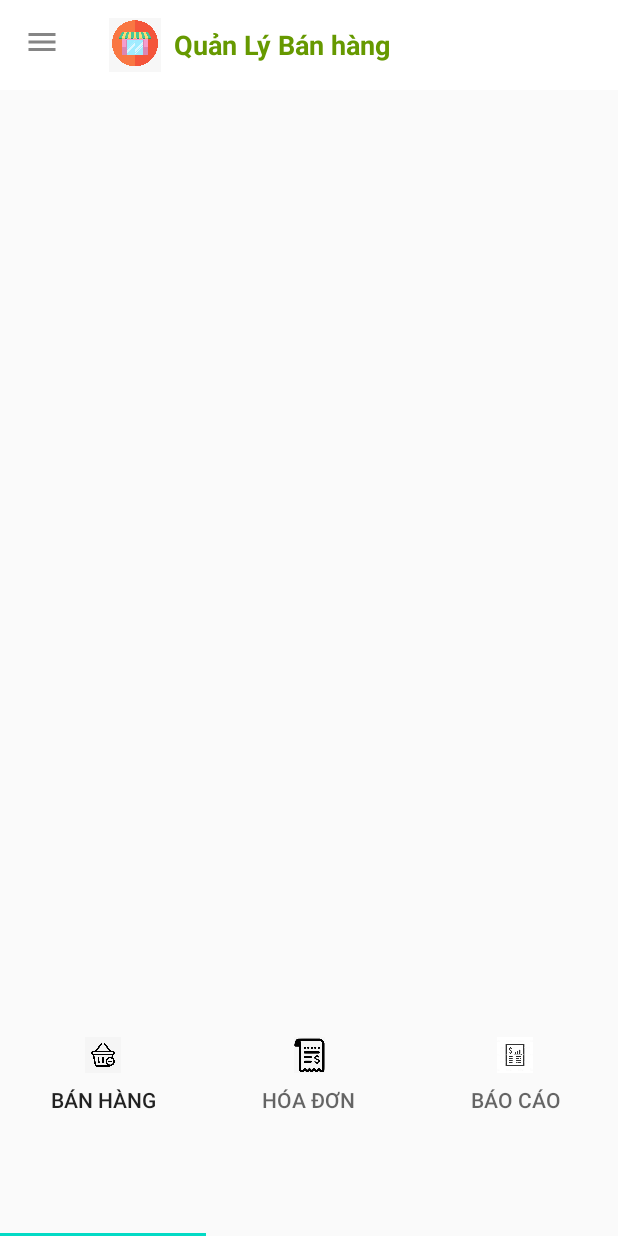
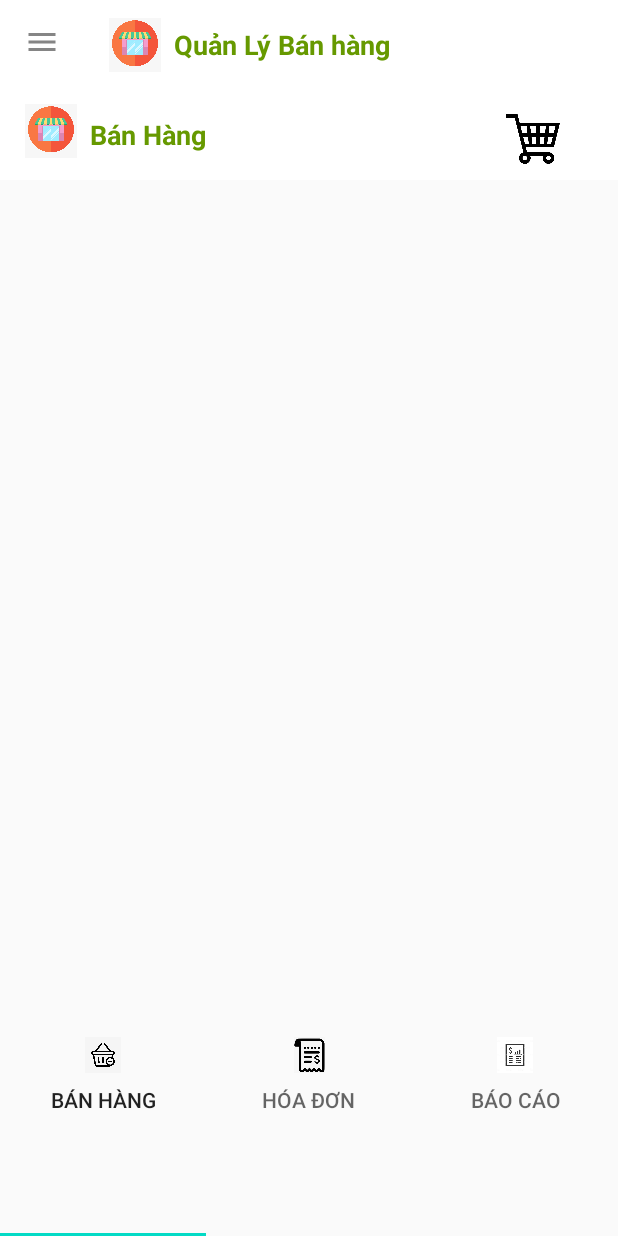
Before and after one commit to nduc99911/DuAn1Android, an Android app: the FragmentBanHang screen opened directly, with no data from a screen before it, on a phone screen of 412 x 824 dp. Run offline under Robolectric (Android 15) with nearby library versions, the phone set to English and light mode, and no system bars; 2 statements that could not run were skipped.

Commit message:
commit 3

```diff
--- a/app/src/main/java/com/example/duan1android/Fragment/FragmentBanHang.java
+++ b/app/src/main/java/com/example/duan1android/Fragment/FragmentBanHang.java
@@ -2,6 +2,8 @@ package com.example.duan1android.Fragment;
 
 import android.os.Bundle;
 
+import androidx.appcompat.app.AppCompatActivity;
+import androidx.appcompat.widget.Toolbar;
 import androidx.fragment.app.Fragment;
 
 import android.view.LayoutInflater;
@@ -12,7 +14,7 @@ import com.example.duan1android.R;
 
 
 public class FragmentBanHang extends Fragment {
-
+    androidx.appcompat.widget.Toolbar toolbar;
 
     public FragmentBanHang() {
         // Required empty public constructor
@@ -25,6 +27,8 @@ public class FragmentBanHang extends Fragment {
                              Bundle savedInstanceState) {
         // Inflate the layout for this fragment
        View view=inflater.inflate(R.layout.fragment_ban_hang, container, false);
+       toolbar=(Toolbar)view.findViewById(R.id.toolbar_ban_hang);
+        ((AppCompatActivity)getActivity()).setSupportActionBar(toolbar);
        return view;
     }
 }
--- a/app/src/main/res/layout/activity_login.xml
+++ b/app/src/main/res/layout/activity_login.xml
@@ -10,7 +10,7 @@
 
     <include
         layout="@layout/custom_toolbar"
-        android:alpha="1"></include>
+        ></include>
 
 
     <TextView
--- /dev/null
+++ b/app/src/main/res/layout/custom_toolbar_ban_hang.xml
@@ -0,0 +1,38 @@
+<?xml version="1.0" encoding="utf-8"?>
+<androidx.appcompat.widget.Toolbar
+    android:id="@+id/toolbar_ban_hang"
+    xmlns:android = "http://schemas.android.com/apk/res/android"
+    android:layout_height ="60dp"
+    android:background = "#FFFFFF"
+    android:layout_width="match_parent">
+    <LinearLayout
+        android:layout_width = "match_parent"
+        android:layout_height = "wrap_content"
+        android:orientation="horizontal"
+        android:layout_centerInParent="true">
+        <ImageView
+            android:layout_width = "36dp"
+            android:layout_height = "36dp"
+            android:src ="@drawable/icon_toolbar"
+            />
+        <TextView
+            android:id = "@+id/toolbar_title"
+            android:layout_width = "wrap_content"
+            android:layout_height = "wrap_content"
+            android:textSize = "18dp"
+            android:textStyle = "bold"
+            android:layout_gravity = "center"
+            android:layout_marginLeft = "8dp"
+            android:text = "Bán Hàng"
+            android:textColor = "@android:color/holo_green_dark"
+            />
+
+        <ImageView
+            android:layout_marginTop="5dp"
+            android:layout_width="36dp"
+            android:layout_height="36dp"
+            android:layout_marginLeft="200dp"
+            android:src="@drawable/shoppingcart" />
+    </LinearLayout>
+
+</androidx.appcompat.widget.Toolbar>
--- a/app/src/main/res/layout/fragment_ban_hang.xml
+++ b/app/src/main/res/layout/fragment_ban_hang.xml
@@ -1,12 +1,16 @@
 <?xml version="1.0" encoding="utf-8"?>
-<LinearLayout xmlns:android="http://schemas.android.com/apk/res/android"
+<FrameLayout xmlns:android="http://schemas.android.com/apk/res/android"
     xmlns:tools="http://schemas.android.com/tools"
     android:layout_width="match_parent"
     android:layout_height="match_parent"
-    android:orientation="vertical"
-    tools:context=".Fragment.FragmentBanHang">
+    tools:context=".FragmentBanHang">
 
     <!-- TODO: Update blank fragment layout -->
-
-
-</LinearLayout>
+    <TextView
+        android:layout_width="match_parent"
+        android:layout_height="match_parent"
+        android:text="@string/hello_blank_fragment" />
+    <include
+        layout="@layout/custom_toolbar_ban_hang"
+        ></include>
+</FrameLayout>
--- a/app/src/main/res/layout/fragment_hoa_don.xml
+++ b/app/src/main/res/layout/fragment_hoa_don.xml
@@ -10,5 +10,7 @@
         android:layout_width="match_parent"
         android:layout_height="match_parent"
         android:text="@string/hello_blank_fragment" />
-
+    <include
+        layout="@layout/custom_toolbar_hoadon"
+        ></include>
 </FrameLayout>
--- a/app/src/main/res/layout/fragment_them.xml
+++ b/app/src/main/res/layout/fragment_them.xml
@@ -10,5 +10,7 @@
         android:layout_width="match_parent"
         android:layout_height="match_parent"
         android:text="@string/hello_blank_fragment" />
-
+    <include
+        layout="@layout/custom_toolbar_them"
+        ></include>
 </FrameLayout>
```
Also changed, not shown: app/src/main/res/layout/custom_toolbar_baocao.xml (added, +33 -0 lines), app/src/main/res/layout/custom_toolbar_hoadon.xml (added, +37 -0 lines), app/src/main/res/layout/custom_toolbar_them.xml (added, +37 -0 lines), app/src/main/res/menu/menu_ban_hang.xml (added, +7 -0 lines), app/src/main/res/drawable/search.png (added), app/src/main/res/drawable/settings.png (added), app/src/main/res/drawable/shoppingcart.png (added).
